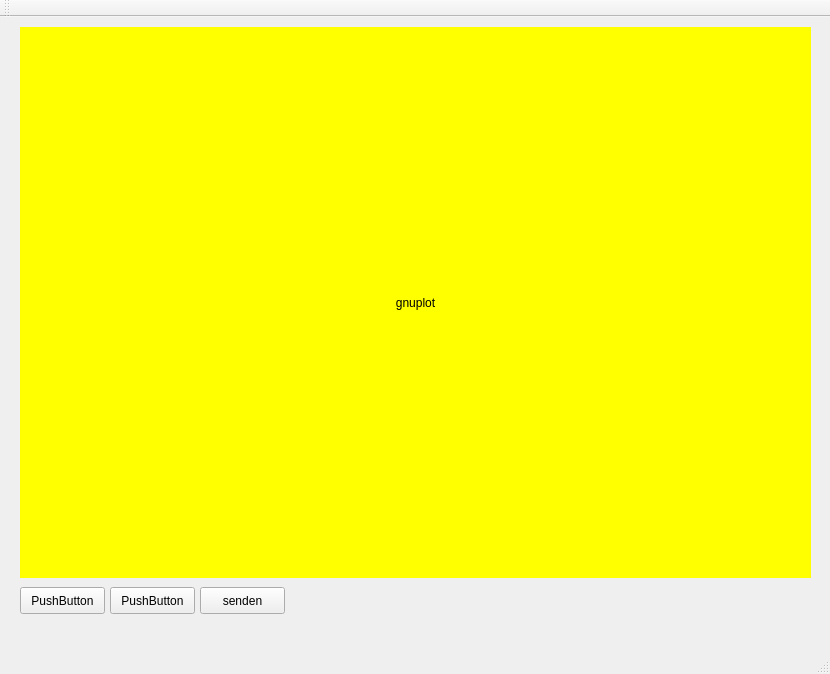
Old version of the form mainwindow.ui in the repository LexySchmitz/Gnuplot-GUI-Control.
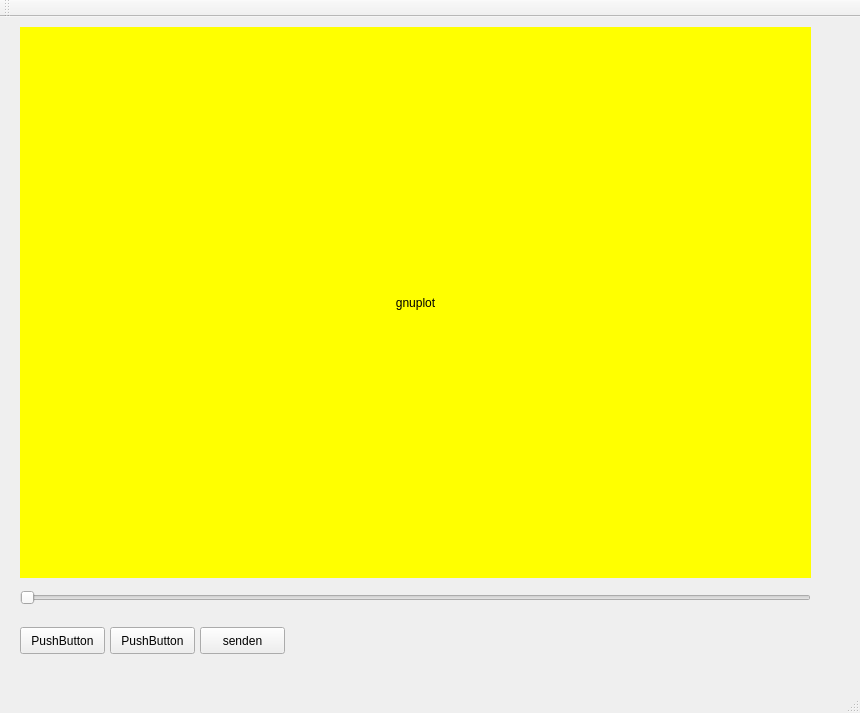
New version of the form. Custom widgets are drawn as their Qt base class.

Commit message: Slider hinzugefügt...

```diff
--- a/mainwindow.ui
+++ b/mainwindow.ui
@@ -6,8 +6,8 @@
    <rect>
     <x>0</x>
     <y>0</y>
-    <width>830</width>
-    <height>674</height>
+    <width>860</width>
+    <height>713</height>
    </rect>
   </property>
   <property name="windowTitle">
@@ -18,7 +18,7 @@
     <property name="geometry">
      <rect>
       <x>20</x>
-      <y>570</y>
+      <y>610</y>
       <width>85</width>
       <height>27</height>
      </rect>
@@ -31,7 +31,7 @@
     <property name="geometry">
      <rect>
       <x>110</x>
-      <y>570</y>
+      <y>610</y>
       <width>85</width>
       <height>27</height>
      </rect>
@@ -44,7 +44,7 @@
     <property name="geometry">
      <rect>
       <x>200</x>
-      <y>570</y>
+      <y>610</y>
       <width>85</width>
       <height>27</height>
      </rect>
@@ -75,6 +75,19 @@
      <set>Qt::AlignCenter</set>
     </property>
    </widget>
+   <widget class="QSlider" name="horizontalSlider">
+    <property name="geometry">
+     <rect>
+      <x>20</x>
+      <y>570</y>
+      <width>791</width>
+      <height>21</height>
+     </rect>
+    </property>
+    <property name="orientation">
+     <enum>Qt::Horizontal</enum>
+    </property>
+   </widget>
   </widget>
   <widget class="QMenuBar" name="menuBar">
    <property name="geometry">
```
Left out of the diff: 2 changed lines with no effect on the pictures.
